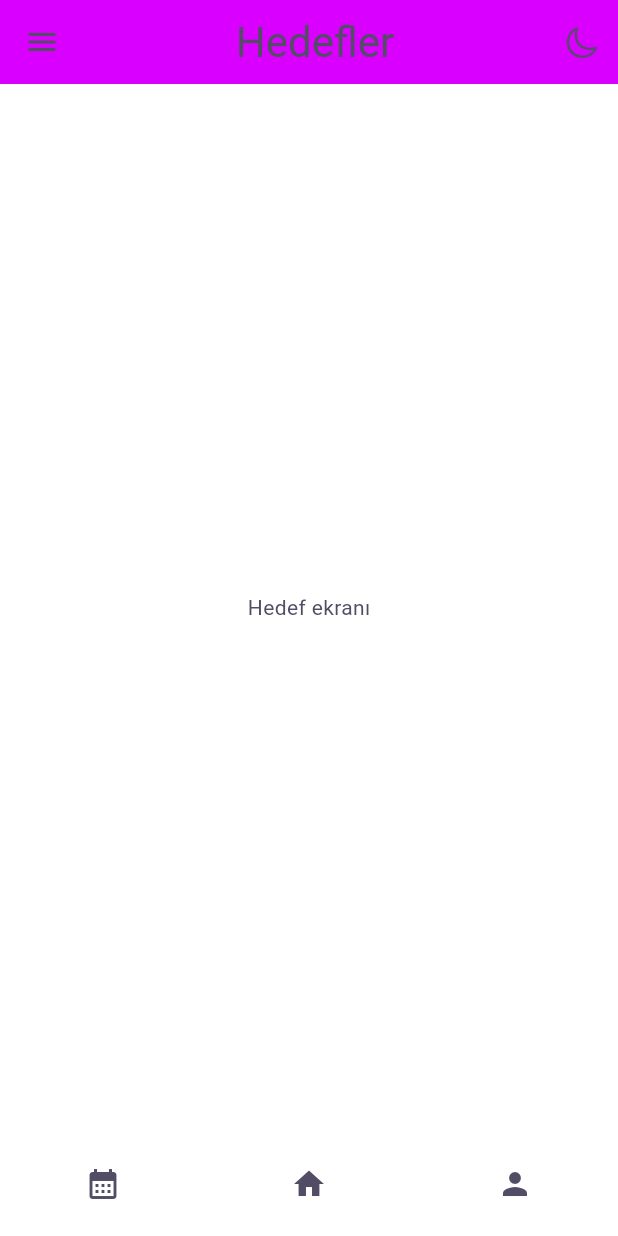
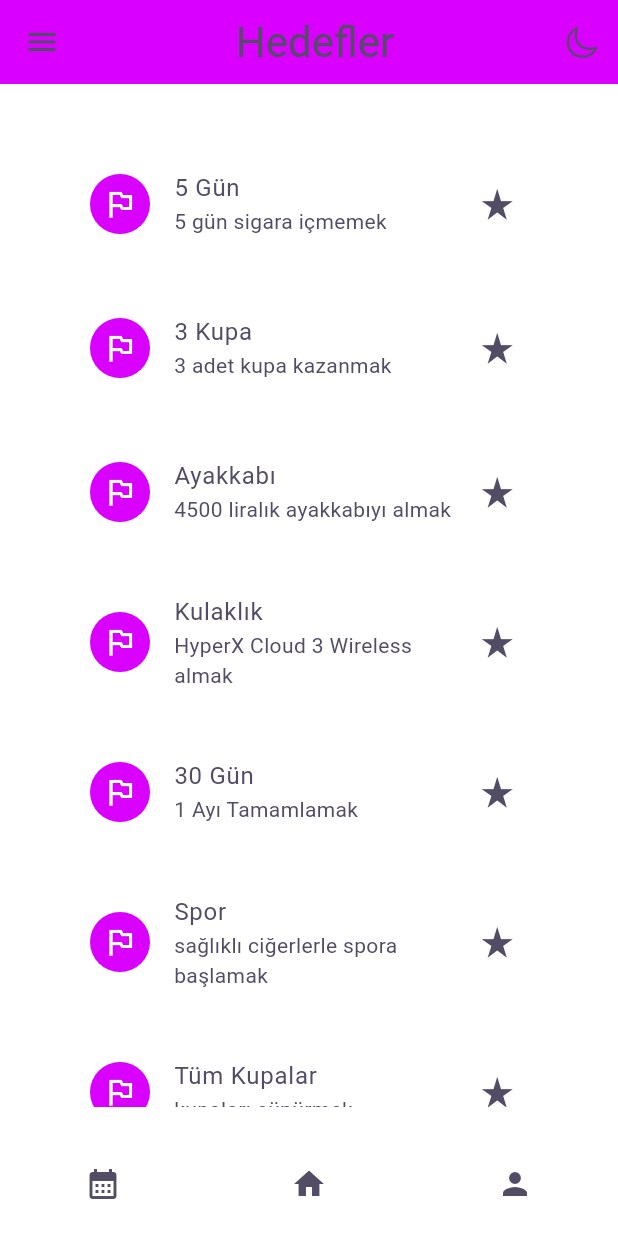
Before and after one commit to efedalbay/quitzone, a Flutter app: the GoalScreen screen opened by its route, on a phone screen of 412 x 824 dp. Run offline on Flutter 3.47's test engine with Material 3 defaults, Android fonts, the phone set to English and light mode, and no system bars; our stand-ins replace go_router, google_fonts, lottie; missing offline and left inert: dotlottie_loader.

Commit message:
Hedefler Ekranı ve Widgetı
Hedefler ekranımı tamamladım. Widgets klasöründe widgetı oluşturdum ve hedefler ekranına bağladım. Sayaç Ekranının appbar tema hatasını düzelttim.

```diff
--- a/lib/routes/app_router.dart
+++ b/lib/routes/app_router.dart
@@ -1,4 +1,3 @@
-import 'package:flutter/material.dart';
 import 'package:go_router/go_router.dart';
 import '../screens/achievement_screen.dart';
 import '../screens/calendar_screen.dart';
--- a/lib/screens/counter_screen.dart
+++ b/lib/screens/counter_screen.dart
@@ -30,8 +30,9 @@ class _CounterScreenState extends State<CounterScreen> {
   Widget build(BuildContext context) {
     return Scaffold(
       appBar: AppBar(
-        title: const Center(child: Text('Sayaçlar')),
-        backgroundColor: const Color(0xFFBB86FC),
+        title: Center(child: Text('Sayaçlar',
+        style: Theme.of(context).textTheme.headlineMedium,)),
+        backgroundColor: Theme.of(context).colorScheme.primaryContainer,
         actions: [
           IconButton(
             icon: const Icon(CupertinoIcons.moon),
--- a/lib/screens/goal_screen.dart
+++ b/lib/screens/goal_screen.dart
@@ -2,7 +2,7 @@ import 'package:flutter/cupertino.dart';
 import 'package:flutter/material.dart';
 import 'package:go_router/go_router.dart';
 import 'package:provider/provider.dart';
-
+import 'package:quitsmoke/widgets/goals_widget.dart';
 import '../themes/themes.dart';
 import '../widgets/bottom_menu.dart';
 
@@ -104,8 +104,101 @@ class GoalScreen extends StatelessWidget {
           ],
         ),
       ),
-      body: Center(
-        child: Text("Hedef ekranı"),
+      body: Padding(
+        padding: const EdgeInsets.all(16.0),
+        child: Column(
+          crossAxisAlignment: CrossAxisAlignment.start,
+          children: [
+            Expanded(
+              flex: 3,
+              child: Container(
+                decoration: BoxDecoration(
+                  color: Theme.of(context).colorScheme.surfaceVariant,
+                  borderRadius: BorderRadius.vertical(top: Radius.circular(32)),
+                ),
+                child: ListView(
+                  padding: const EdgeInsets.all(24),
+                  children: [
+                    GoalsWidget(
+                      icon: Icons.outlined_flag,
+                      title: "5 Gün",
+                      subtitle: "5 gün sigara içmemek",
+                      onTap: () {
+                        context.go("/counter");
+                      },
+                    ),
+                    const SizedBox(height: 16),
+                    GoalsWidget(
+                      icon: Icons.outlined_flag,
+                      title: "3 Kupa",
+                      subtitle: "3 adet kupa kazanmak",
+                      onTap: () {
+                        context.go("/achievement");
+                      },
+                    ),
+                    const SizedBox(height: 16),
+                    GoalsWidget(
+                      icon: Icons.outlined_flag,
+                      title: "Ayakkabı",
+                      subtitle: "4500 liralık ayakkabıyı almak",
+                      onTap: () {
+                        context.go("/counter");
+                      },
+                    ),
+                    const SizedBox(height: 16),
+                    GoalsWidget(
+                      icon: Icons.outlined_flag,
+                      title: "Kulaklık",
+                      subtitle:
+                          "HyperX Cloud 3 Wireless almak",
+                      onTap: () {
+                        context.go("/counter");
+                      },
+                    ),
+                    const SizedBox(height: 16),
+                    GoalsWidget(
+                      icon: Icons.outlined_flag,
+                      title: "30 Gün",
+                      subtitle:
+                          "1 Ayı Tamamlamak",
+                      onTap: () {
+                        context.go("/counter");
+                      },
+                    ),
+                    const SizedBox(height: 16),
+                    GoalsWidget(
+                      icon: Icons.outlined_flag,
+                      title: "Spor",
+                      subtitle: "sağlıklı ciğerlerle spora başlamak",
+                      onTap: () {
+                        context.go("/counter");
+                      },
+                    ),
+                    const SizedBox(height: 16),
+                    GoalsWidget(
+                      icon: Icons.outlined_flag,
+                      title: "Tüm Kupalar",
+                      subtitle:
+                          "kupaları süpürmek",
+                      onTap: () {
+                        context.go("/counter");
+                      },
+                    ),
+                    const SizedBox(height: 16),
+                    GoalsWidget(
+                      icon: Icons.outlined_flag,
+                      title: "Hedeflerim",
+                      subtitle: "tüm hedeflerimi başarmak",
+                      onTap: () {
+                        context.go("/counter");
+                      },
+                    ),
+                  ],
+                ),
+              ),
+            ),
+          ],
+        ),
       ),
       bottomNavigationBar: const BottomMenu(),
     );
--- /dev/null
+++ b/lib/widgets/goals_widget.dart
@@ -0,0 +1,32 @@
+import 'package:flutter/material.dart';
+
+class GoalsWidget extends StatelessWidget {
+  final IconData icon;
+  final String title;
+  final String subtitle;
+  final VoidCallback onTap;
+
+  const GoalsWidget({
+    required this.icon,
+    required this.title,
+    required this.subtitle,
+    required this.onTap,
+  });
+
+  @override
+  Widget build(BuildContext context) {
+    return Card(
+      elevation: 0,
+      child: ListTile(
+        onTap: onTap,
+        leading: CircleAvatar(
+          backgroundColor: Theme.of(context).colorScheme.primary,
+          child: Icon(icon, color: Theme.of(context).colorScheme.onPrimary),
+        ),
+        title: Text(title),
+        subtitle: Text(subtitle),
+        trailing: Icon(Icons.star_rate, size: 25),
+      ),
+    );
+  }
+}
```
